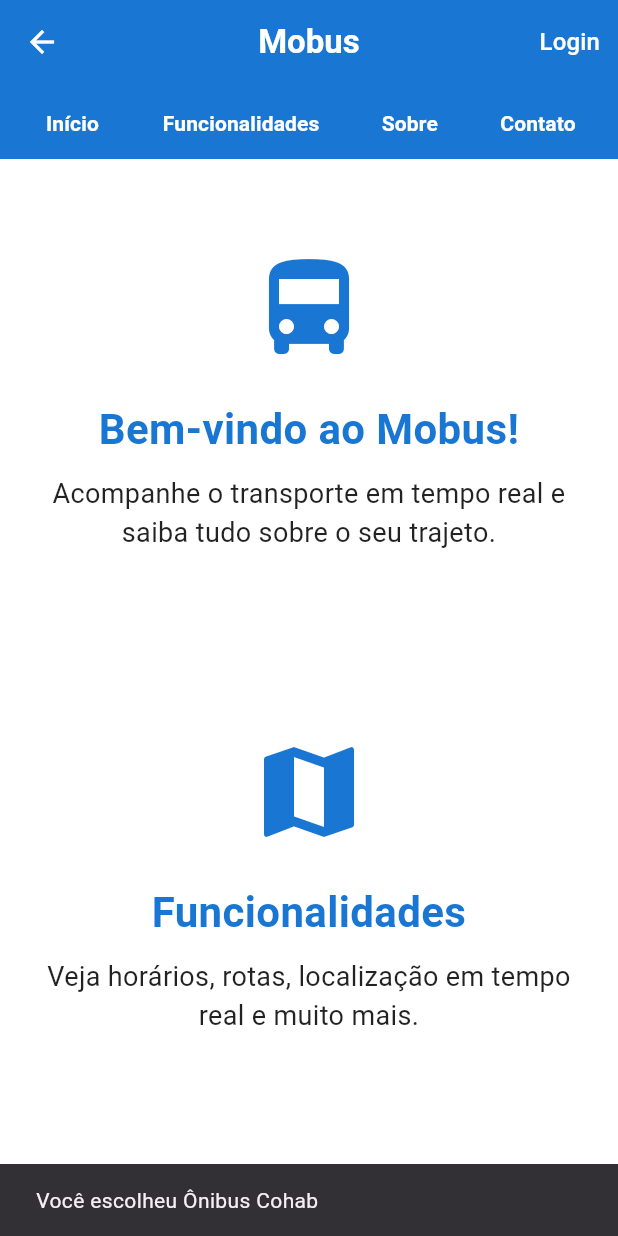
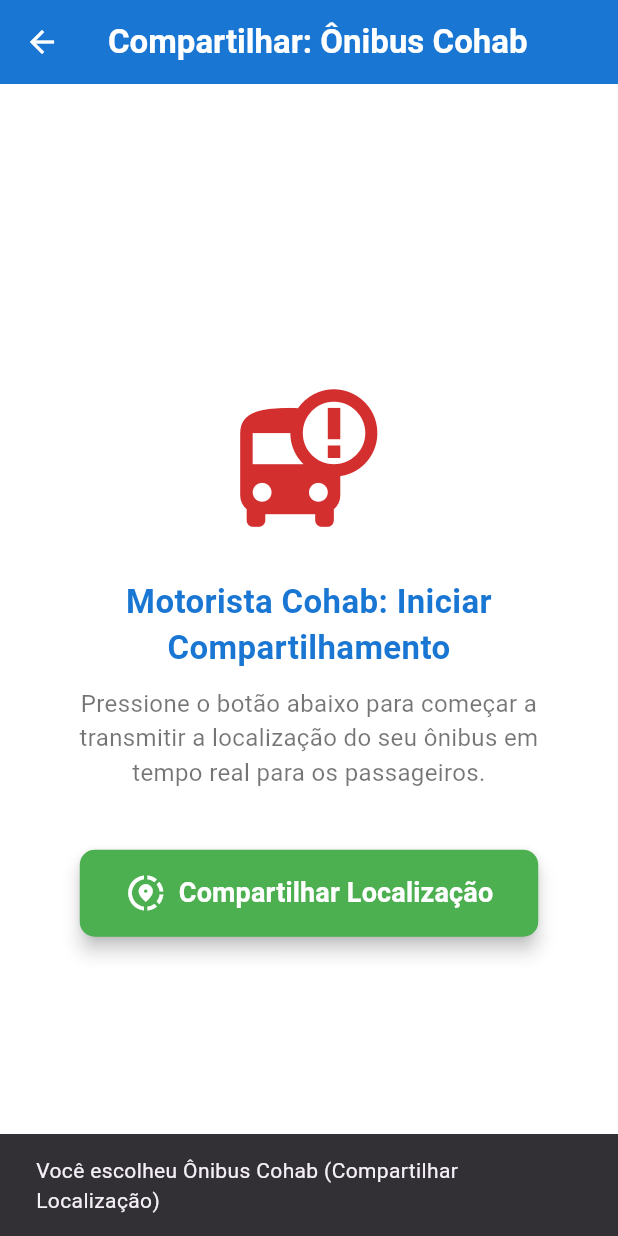
Before and after one commit to JairRodrigue/Mobus, a Flutter app: the BusChoiceDriver screen opened directly, after a tap on "Ônibus Cohab", on a phone screen of 412 x 824 dp. Run offline on Flutter 3.47's test engine with Material 3 defaults, Android fonts, the phone set to English and light mode, and no system bars; our stand-ins replace firebase_auth, firebase_core, flutter_dotenv; accounts and stored records are empty.

Commit message:
Criação das telas onde os motoristas compartilharão suas localizações Ref #15

```diff
--- a/lib/bus_choice_driver.dart
+++ b/lib/bus_choice_driver.dart
@@ -1,5 +1,6 @@
 import 'package:flutter/material.dart';
-import 'home_page.dart';
+import 'location_driver_cohab.dart';
+import 'location_driver_santo_antonio.dart';
 
 class BusChoiceDriver extends StatelessWidget {
   const BusChoiceDriver({super.key});
@@ -57,10 +58,10 @@ class BusChoiceDriver extends StatelessWidget {
                 onPressed: () {
                   Navigator.push(
                     context,
-                    MaterialPageRoute(builder: (context) => HomePage()),
+                    MaterialPageRoute(builder: (context) => LocationDriverCohab()),
                   );
                   ScaffoldMessenger.of(context).showSnackBar(
-                    const SnackBar(content: Text('Você escolheu Ônibus Cohab')),
+                    const SnackBar(content: Text('Você escolheu Ônibus Cohab (Compartilhar Localização)')),
                   );
                 },
                 style: ElevatedButton.styleFrom(
@@ -83,10 +84,10 @@ class BusChoiceDriver extends StatelessWidget {
                 onPressed: () {
                   Navigator.push(
                     context,
-                    MaterialPageRoute(builder: (context) => HomePage()),
+                    MaterialPageRoute(builder: (context) => LocationDriverSantoAntonio()),
                   );
                   ScaffoldMessenger.of(context).showSnackBar(
-                    const SnackBar(content: Text('Você escolheu Ônibus Santo Antônio')),
+                    const SnackBar(content: Text('Você escolheu Ônibus Santo Antônio (Compartilhar Localização)')),
                   );
                 },
                 style: ElevatedButton.styleFrom(
--- /dev/null
+++ b/lib/location_driver_cohab.dart
@@ -0,0 +1,78 @@
+import 'package:flutter/material.dart';
+
+class LocationDriverCohab extends StatelessWidget {
+  const LocationDriverCohab({super.key});
+
+  void _shareLocation(BuildContext context) {
+
+  }
+
+  @override
+  Widget build(BuildContext context) {
+    return Scaffold(
+      appBar: AppBar(
+        backgroundColor: Colors.blue.shade700,
+        title: const Text(
+          "Compartilhar: Ônibus Cohab",
+          style: TextStyle(
+            color: Colors.white,
+            fontWeight: FontWeight.bold,
+          ),
+        ),
+        centerTitle: true,
+        leading: IconButton(
+          icon: const Icon(Icons.arrow_back, color: Colors.white),
+          onPressed: () => Navigator.pop(context),
+        ),
+      ),
+      body: Center(
+        child: Padding(
+          padding: const EdgeInsets.all(32.0),
+          child: Column(
+            mainAxisAlignment: MainAxisAlignment.center,
+            mainAxisSize: MainAxisSize.min,
+            children: [
+              Icon(
+                Icons.bus_alert,
+                size: 100,
+                color: Colors.red.shade700,
+              ),
+              const SizedBox(height: 30),
+              Text(
+                "Motorista Cohab: Iniciar Compartilhamento",
+                textAlign: TextAlign.center,
+                style: TextStyle(
+                  fontSize: 22,
+                  fontWeight: FontWeight.bold,
+                  color: Colors.blue.shade700,
+                ),
+              ),
+              const SizedBox(height: 10),
+              const Text(
+                "Pressione o botão abaixo para começar a transmitir a localização do seu ônibus em tempo real para os passageiros.",
+                textAlign: TextAlign.center,
+                style: TextStyle(fontSize: 16, color: Colors.black54),
+              ),
+              const SizedBox(height: 40),
+
+              ElevatedButton.icon(
+                onPressed: () => _shareLocation(context),
+                icon: const Icon(Icons.share_location, size: 28),
+                label: const Text('Compartilhar Localização', style: TextStyle(fontSize: 18, fontWeight: FontWeight.bold)),
+                style: ElevatedButton.styleFrom(
+                  padding: const EdgeInsets.symmetric(horizontal: 30, vertical: 15),
+                  backgroundColor: Colors.green,
+                  foregroundColor: Colors.white,
+                  shape: RoundedRectangleBorder(
+                    borderRadius: BorderRadius.circular(10),
+                  ),
+                  elevation: 5,
+                ),
+              ),
+            ],
+          ),
+        ),
+      ),
+    );
+  }
+}
```
Also changed, not shown: lib/location_driver_santo_antonio.dart (added, +78 -0 lines).
